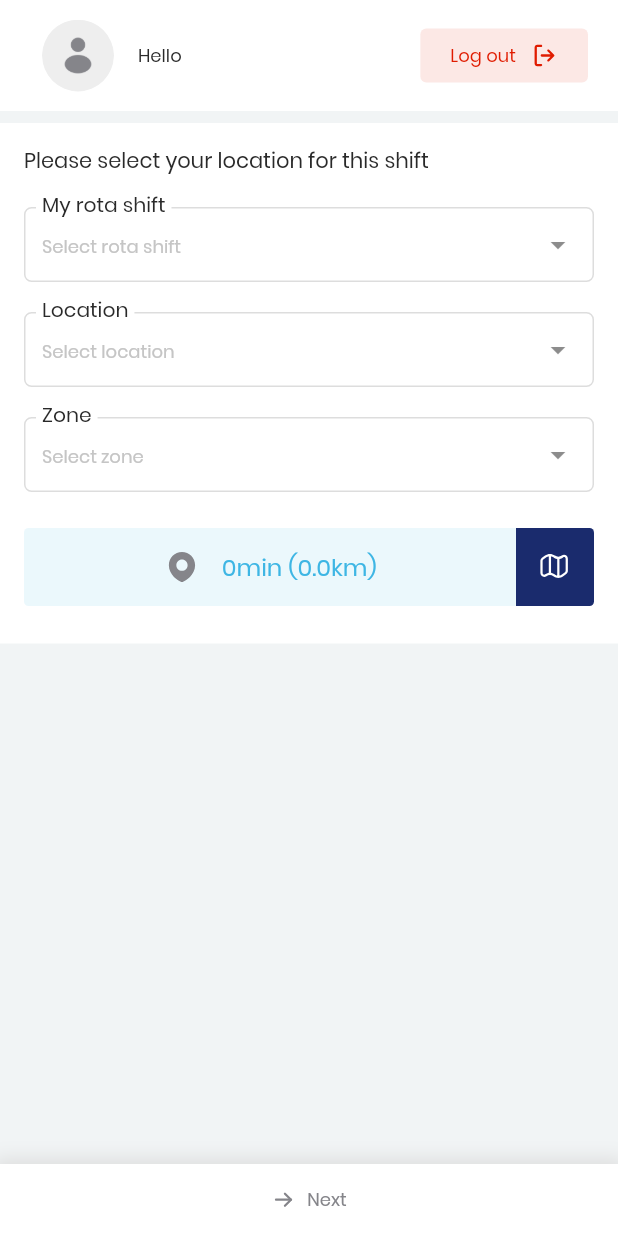
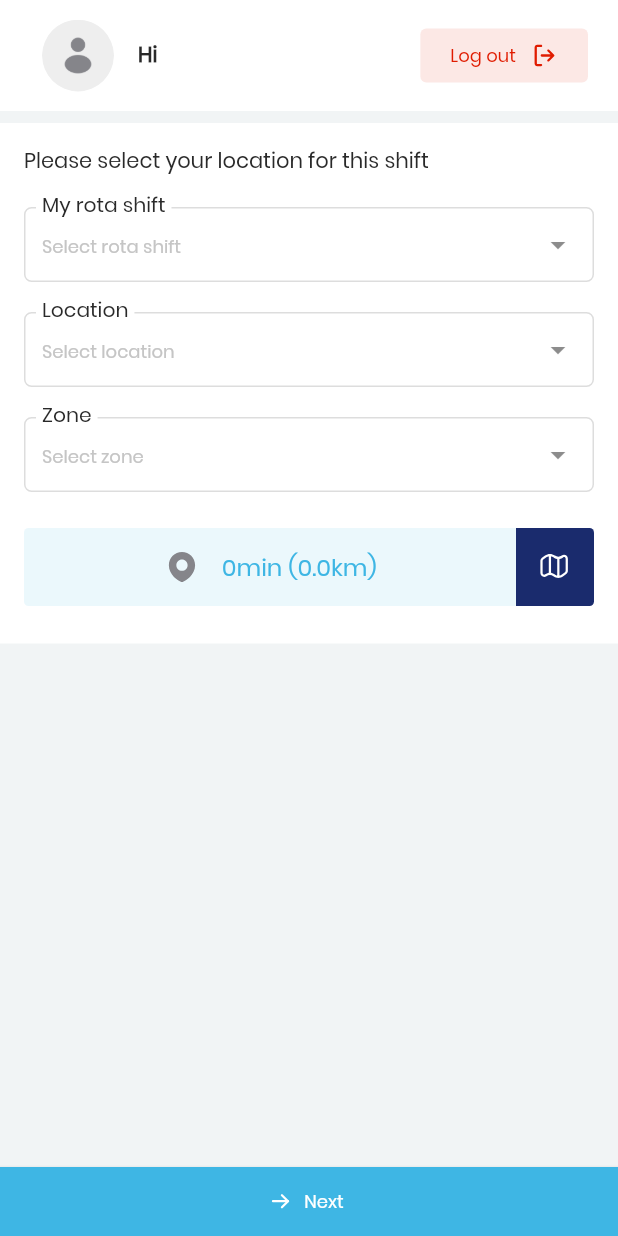
Before and after one commit to Bang-ukpc/refactor-iTicket, a Flutter app: the LocationScreen screen opened by its route, on a phone screen of 412 x 824 dp. Run offline on Flutter 3.47's test engine with Material 2 defaults, Android fonts, the phone set to English and light mode, and no system bars; drawn by our look-alikes of dropdown_search; our stand-ins replace cached_network_image, camera, carousel_slider, connectivity_plus, dio, flutter_blue_plus and 11 more; missing offline and left inert: aad_oauth, anyline_plugin, esc_pos_utils, flutter_background_service, flutter_background_service_android, flutter_polyline_points and 1 more; accounts and stored records are empty; network calls fail; project files that could hold a hidden picture were left out.

Commit message:
WRDN-201 Change font-size; WRDN-198 [Home screen] Update margin, font size; WRDN-199 Change color of button

```diff
--- a/lib/common/show_loading.dart
+++ b/lib/common/show_loading.dart
@@ -53,9 +53,9 @@ void showCircularProgressIndicator({required BuildContext context}) {
         child: Center(
           child: Column(
             mainAxisAlignment: MainAxisAlignment.center,
-            children: <Widget>[
+            children: const [
               CircularProgressIndicator(
-                color: Theme.of(context).primaryColor,
+                color: ColorTheme.white,
               ),
             ],
           ),
--- a/lib/controllers/location_controller.dart
+++ b/lib/controllers/location_controller.dart
@@ -1,4 +1,5 @@
 import 'dart:async';
+import 'dart:developer';
 
 import 'package:connectivity_plus/connectivity_plus.dart';
 import 'package:dio/dio.dart';
@@ -21,8 +22,11 @@ class LocationController {
           data: listLocationOfTheDayByWardenIdProps.toJson(),
         );
         List<dynamic> temp = response.data;
+        log(temp.toString());
+        log('123');
         List<RotaWithLocation> rotaWithLocations =
             temp.map((model) => RotaWithLocation.fromJson(model)).toList();
+        log('456');
         final String encodedData = RotaWithLocation.encode(rotaWithLocations);
         SharedPreferencesHelper.setStringValue(
             'rotaWithLocationDataLocal', encodedData);
--- a/lib/models/zone.dart
+++ b/lib/models/zone.dart
@@ -6,7 +6,7 @@ class Zone extends BaseModel {
   final String Name;
   final String PublicName;
   final List<Service>? Services;
-  final String ExternalReference;
+  final String? ExternalReference;
 
   Zone({
     Id,
@@ -16,7 +16,7 @@ class Zone extends BaseModel {
     required this.Name,
     required this.PublicName,
     this.Services,
-    required this.ExternalReference,
+    this.ExternalReference,
   }) : super(Id: Id, Created: Created, Deleted: Deleted);
 
   factory Zone.fromJson(Map<String, dynamic> json) => _$ZoneFromJson(json);
--- a/lib/screens/connecting-status/background_service_config.dart
+++ b/lib/screens/connecting-status/background_service_config.dart
@@ -68,8 +68,8 @@ void onStart(ServiceInstance service) async {
   final accessToken = await SharedPreferencesHelper.getStringValue(
     PreferencesKeys.accessToken,
   );
-  const serviceUrl = 'https://api-warden-admin-dev-ukpc.azurewebsites.net';
-  // const serviceUrl = 'http://192.168.1.200:7003';
+  // const serviceUrl = 'https://api-warden-admin-dev-ukpc.azurewebsites.net';
+  const serviceUrl = 'http://192.168.1.200:7003';
   final dio = Dio();
   dio.options.headers['content-Type'] = 'application/json';
   dio.options.headers["authorization"] = accessToken;
--- a/lib/screens/connecting-status/connecting_screen.dart
+++ b/lib/screens/connecting-status/connecting_screen.dart
@@ -262,6 +262,7 @@ class _ConnectingScreenState extends State<ConnectingScreen> {
       } on DioError catch (error) {
         if (!mounted) return;
         if (error.type == DioErrorType.other) {
+          Navigator.of(context).pop();
           toast.CherryToast.error(
             toastDuration: const Duration(seconds: 3),
             title: Text(
@@ -275,6 +276,7 @@ class _ConnectingScreenState extends State<ConnectingScreen> {
           ).show(context);
           return;
         }
+        Navigator.of(context).pop();
         toast.CherryToast.error(
           displayCloseButton: false,
           title: Text(
--- a/lib/screens/location/location_screen.dart
+++ b/lib/screens/location/location_screen.dart
@@ -208,8 +208,42 @@ class _LocationScreenState extends State<LocationScreen> {
           FocusScope.of(context).requestFocus(FocusNode());
         },
         child: Scaffold(
-          bottomNavigationBar: BottomSheet2(buttonList: [
-            BottomNavyBarItem(
+          // bottomNavigationBar: BottomSheet2(buttonList: [
+          //   BottomNavyBarItem(
+          //     onPressed: () {
+          //       final isValid = _formKey.currentState!.validate();
+          //       if (!isValid) {
+          //         return;
+          //       } else {
+          //         Navigator.of(context)
+          //             .pushNamed(ReadRegulationScreen.routeName);
+          //       }
+
+          //       _formKey.currentState!.save();
+          //       return;
+          //     },
+          //     icon: SvgPicture.asset('assets/svg/IconNext.svg'),
+          //     label: Text(
+          //       'Next',
+          //       style: CustomTextStyle.h6.copyWith(
+          //         color: ColorTheme.grey600,
+          //       ),
+          //     ),
+          //   ),
+          // ]),
+          bottomSheet: SizedBox(
+            height: 46,
+            width: double.infinity,
+            child: ElevatedButton.icon(
+              style: ButtonStyle(
+                backgroundColor: MaterialStateProperty.all(ColorTheme.primary),
+                shape: MaterialStateProperty.all(
+                  RoundedRectangleBorder(
+                    borderRadius: BorderRadius.circular(0),
+                  ),
+                ),
+                tapTargetSize: MaterialTapTargetSize.shrinkWrap,
+              ),
               onPressed: () {
                 final isValid = _formKey.currentState!.validate();
                 if (!isValid) {
@@ -222,15 +256,16 @@ class _LocationScreenState extends State<LocationScreen> {
                 _formKey.currentState!.save();
                 return;
               },
-              icon: SvgPicture.asset('assets/svg/IconNext.svg'),
+              icon: SvgPicture.asset('assets/svg/IconNext.svg',
+                  color: ColorTheme.white),
               label: Text(
                 'Next',
                 style: CustomTextStyle.h6.copyWith(
-                  color: ColorTheme.grey600,
+                  color: ColorTheme.white,
                 ),
               ),
             ),
-          ]),
+          ),
           body: SingleChildScrollView(
             child: Column(
               children: [
@@ -240,7 +275,7 @@ class _LocationScreenState extends State<LocationScreen> {
                 InfoDrawer(
                   assetImage: wardensProvider.wardens?.Picture ??
                       "assets/images/userAvatar.png",
-                  name: "Hello ${wardensProvider.wardens?.FullName ?? ""}",
+                  name: "Hi ${wardensProvider.wardens?.FullName ?? ""}",
                   location: null,
                   zone: null,
                   isDrawer: false,
--- a/lib/screens/parking-charges/issue_pcn_first_seen.dart
+++ b/lib/screens/parking-charges/issue_pcn_first_seen.dart
@@ -199,7 +199,7 @@ class _IssuePCNFirstSeenScreenState extends State<IssuePCNFirstSeenScreen> {
       int randomReference =
           (DateTime.now().microsecondsSinceEpoch / 1000).ceil();
       final physicalPCN = ContraventionCreateWardenCommand(
-        ExternalReference: locationProvider.zone!.ExternalReference,
+        ZoneId: locationProvider.zone?.Id ?? 0,
         ContraventionReference: '$randomReference',
         Plate: _vrnController.text,
         VehicleMake: _vehicleMakeController.text,
@@ -477,7 +477,7 @@ class _IssuePCNFirstSeenScreenState extends State<IssuePCNFirstSeenScreen> {
       int randomReference =
           (DateTime.now().microsecondsSinceEpoch / 1000).ceil();
       final virtualTicket = ContraventionCreateWardenCommand(
-        ExternalReference: locationProvider.zone!.ExternalReference,
+        ZoneId: locationProvider.zone?.Id ?? 0,
         ContraventionReference: '$randomReference',
         Plate: _vrnController.text,
         VehicleMake: _vehicleMakeController.text,
--- a/lib/screens/parking-charges/parking_charge_list.dart
+++ b/lib/screens/parking-charges/parking_charge_list.dart
@@ -90,7 +90,7 @@ class _ParkingChargeListState extends State<ParkingChargeList> {
       onWillPop: () async => false,
       child: Scaffold(
         appBar: MyAppBar(
-          title: 'Parking charges',
+          title: 'Parking Charges',
           automaticallyImplyLeading: true,
           onRedirect: () {
             Navigator.of(context).pushNamed(HomeOverview.routeName);
@@ -120,7 +120,7 @@ class _ParkingChargeListState extends State<ParkingChargeList> {
                   ? SingleChildScrollView(
                       physics: const AlwaysScrollableScrollPhysics(),
                       child: Container(
-                        margin: const EdgeInsets.only(top: 15, bottom: 100),
+                        margin: const EdgeInsets.only(top: 5, bottom: 100),
                         child: Column(
                           children: contraventionList
                               .map(
--- a/lib/screens/read_regulation_screen.dart
+++ b/lib/screens/read_regulation_screen.dart
@@ -62,6 +62,7 @@ class _ReadRegulationScreenState extends State<ReadRegulationScreen> {
         } on DioError catch (error) {
           if (!mounted) return;
           if (error.type == DioErrorType.other) {
+            Navigator.of(context).pop();
             CherryToast.error(
               toastDuration: const Duration(seconds: 3),
               title: Text(
@@ -75,6 +76,7 @@ class _ReadRegulationScreenState extends State<ReadRegulationScreen> {
             ).show(context);
             return;
           }
+          Navigator.of(context).pop();
           CherryToast.error(
             displayCloseButton: false,
             title: Text(
@@ -110,6 +112,7 @@ class _ReadRegulationScreenState extends State<ReadRegulationScreen> {
             });
           } on DioError catch (error) {
             if (error.type == DioErrorType.other) {
+              Navigator.of(context).pop();
               CherryToast.error(
                 toastDuration: const Duration(seconds: 3),
                 title: Text(
@@ -123,6 +126,7 @@ class _ReadRegulationScreenState extends State<ReadRegulationScreen> {
               ).show(context);
               return;
             }
+            Navigator.of(context).pop();
             CherryToast.error(
               displayCloseButton: false,
               title: Text(
@@ -222,7 +226,7 @@ class _ReadRegulationScreenState extends State<ReadRegulationScreen> {
                       locations.location?.Notes != null)
                     Container(
                       color: Colors.white,
-                      padding: const EdgeInsets.all(8),
+                      padding: const EdgeInsets.all(16),
                       child: CustomCheckBox(
                         value: checkbox,
                         onChanged: (val) {
--- a/lib/screens/statistics_screen.dart
+++ b/lib/screens/statistics_screen.dart
@@ -44,7 +44,7 @@ class _StatisticScreenState extends State<StatisticScreen> {
         ),
         Text(
           nameDevice,
-          style: CustomTextStyle.caption,
+          style: CustomTextStyle.body2,
         )
       ],
     );
@@ -149,7 +149,7 @@ class _StatisticScreenState extends State<StatisticScreen> {
   @override
   Widget build(BuildContext context) {
     Widget listDevice = Container(
-      height: 56,
+      height: 64,
       color: Colors.white,
       child: Row(
         mainAxisAlignment: MainAxisAlignment.spaceBetween,
@@ -199,7 +199,7 @@ class _StatisticScreenState extends State<StatisticScreen> {
           child: Column(
             children: <Widget>[
               const SizedBox(
-                height: 16,
+                height: 8,
               ),
               listDevice,
               const SizedBox(
--- a/lib/theme/text_theme.dart
+++ b/lib/theme/text_theme.dart
@@ -23,6 +23,11 @@ class CustomTextStyle {
     fontSize: 10,
     color: ColorTheme.textPrimary,
     fontWeight: FontWeight.w400,
+  );
+  static const TextStyle title = TextStyle(
+    fontSize: 18,
+    color: ColorTheme.textPrimary,
+    fontWeight: FontWeight.w500,
   );
   static const TextStyle h1 = TextStyle(
     fontSize: 32,
--- a/lib/widgets/drawer/info_drawer.dart
+++ b/lib/widgets/drawer/info_drawer.dart
@@ -62,6 +62,7 @@ class InfoDrawer extends StatelessWidget {
         });
       } on DioError catch (error) {
         if (error.type == DioErrorType.other) {
+          Navigator.of(context).pop();
           CherryToast.error(
             toastDuration: const Duration(seconds: 3),
             title: Text(
@@ -75,6 +76,7 @@ class InfoDrawer extends StatelessWidget {
           ).show(context);
           return;
         }
+        Navigator.of(context).pop();
         CherryToast.error(
           displayCloseButton: false,
           title: Text(
@@ -173,8 +175,8 @@ class InfoDrawer extends StatelessWidget {
           //   BoxShadow(
           //     color: Colors.white,
           //     offset: Offset(-10, 15),
-          //     blurRadius: 18,
-          //     spreadRadius: 18,
+          //     blurRadius: 20,
+          //     spreadRadius: 20,
           //   ),
           // ]),
           child: SizedBox(
@@ -231,11 +233,11 @@ class InfoDrawer extends StatelessWidget {
                             : MediaQuery.of(context).size.width * 0.5,
                         child: Text(
                           name,
-                          style: CustomTextStyle.h6.copyWith(
+                          style: CustomTextStyle.h5.copyWith(
                             color: !isDrawer
                                 ? ColorTheme.textPrimary
                                 : Colors.white,
-                            fontWeight: FontWeight.w500,
+                            fontWeight: FontWeight.w600,
                             overflow: TextOverflow.ellipsis,
                           ),
                         ),
@@ -244,7 +246,7 @@ class InfoDrawer extends StatelessWidget {
                         Text(
                           "Location: ${location!}",
                           overflow: TextOverflow.ellipsis,
-                          style: CustomTextStyle.caption.copyWith(
+                          style: CustomTextStyle.body2.copyWith(
                               color: !isDrawer
                                   ? ColorTheme.textPrimary
                                   : Colors.white),
@@ -253,7 +255,7 @@ class InfoDrawer extends StatelessWidget {
                         Text(
                           "Zone: ${zone!}",
                           overflow: TextOverflow.ellipsis,
-                          style: CustomTextStyle.caption.copyWith(
+                          style: CustomTextStyle.body2.copyWith(
                               color: !isDrawer
                                   ? ColorTheme.textPrimary
                                   : Colors.white),
--- a/lib/widgets/home/card_home.dart
+++ b/lib/widgets/home/card_home.dart
@@ -31,7 +31,7 @@ class CardHome extends StatelessWidget {
       onTap: () => Navigator.of(context).pushReplacementNamed(routeView),
       child: Container(
         decoration: const BoxDecoration(color: Colors.white),
-        padding: const EdgeInsets.symmetric(vertical: 14, horizontal: 16),
+        padding: const EdgeInsets.symmetric(vertical: 16, horizontal: 16),
         child: Column(
           children: <Widget>[
             Card(
--- a/lib/widgets/parking-charge/card_item.dart
+++ b/lib/widgets/parking-charge/card_item.dart
@@ -48,11 +48,10 @@ class _CardItemParkingChargeState extends State<CardItemParkingCharge> {
   @override
   Widget build(BuildContext context) {
     return Card(
-      shape: RoundedRectangleBorder(
-        borderRadius: BorderRadius.circular(0.0),
-      ),
+      margin: const EdgeInsets.symmetric(horizontal: 0, vertical: 5),
       elevation: 0,
       child: ListTile(
+        contentPadding: const EdgeInsets.all(16),
         leading: ClipRRect(
           borderRadius: BorderRadius.circular(5.0),
           child: checkConnection == ConnectivityResult.wifi ||
```
Also changed, not shown: lib/common/detail_screen.dart (+9 -3 lines), lib/common/tabbar.dart (+6 -4 lines), lib/models/ContraventionService.dart (+4 -6 lines), lib/screens/home_overview.dart (+6 -2 lines), lib/widgets/app_bar.dart (+12 -7 lines), lib/widgets/drawer/app_drawer.dart (+5 -2 lines).
